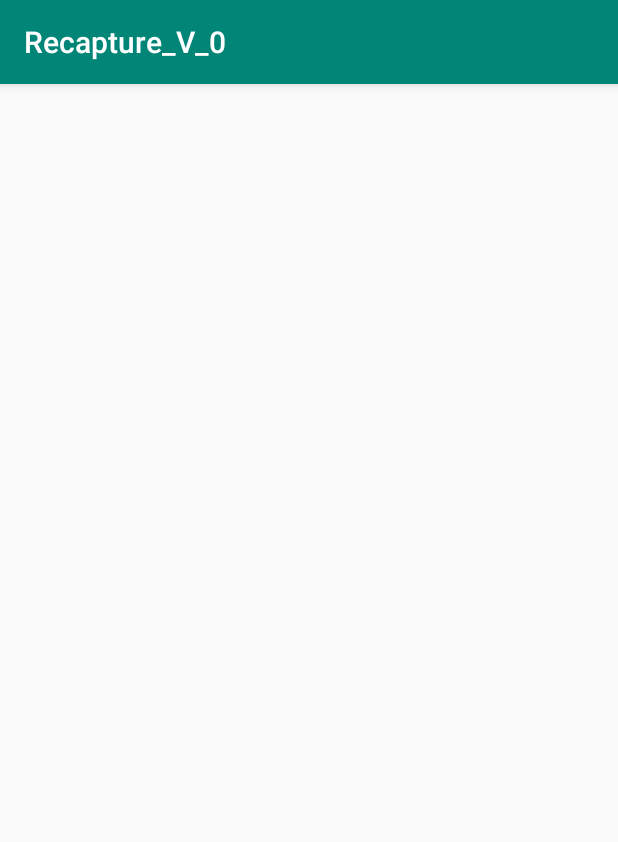
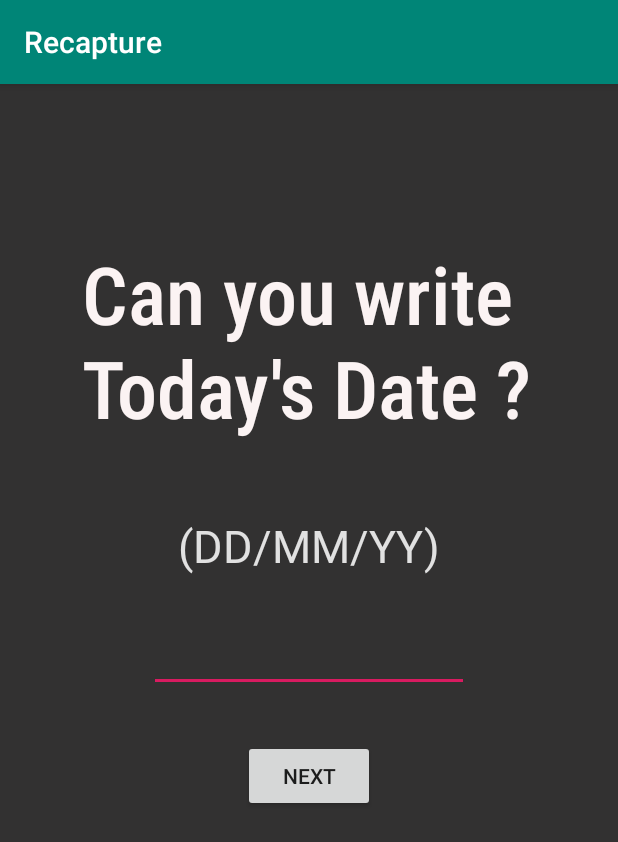
Before and after one commit to Bazifrasool/Recapture, an Android app: the Quiz_Page_1 screen opened directly, with no data from a screen before it, on a phone screen of 412 x 824 dp. Shown: the top 842 px of the screen. Run offline under Robolectric (Android 15) with nearby library versions, the phone set to English and light mode, and no system bars.

Commit message:
Added layout pg 2 __ Semantics Left

```diff
--- a/app/src/main/AndroidManifest.xml
+++ b/app/src/main/AndroidManifest.xml
@@ -9,7 +9,8 @@
         android:roundIcon="@mipmap/ic_launcher_round"
         android:supportsRtl="true"
         android:theme="@style/AppTheme">
-        <activity android:name=".Quiz_Page_1"></activity>
+        <activity android:name=".Quiz_Page_2"></activity>
+        <activity android:name=".Quiz_Page_1" />
         <activity android:name=".MainActivity">
             <intent-filter>
                 <action android:name="android.intent.action.MAIN" />
--- a/app/src/main/res/layout/activity_quiz__page_1.xml
+++ b/app/src/main/res/layout/activity_quiz__page_1.xml
@@ -4,6 +4,61 @@
     xmlns:tools="http://schemas.android.com/tools"
     android:layout_width="match_parent"
     android:layout_height="match_parent"
+    android:background="#E9201F1F"
     tools:context=".Quiz_Page_1">
 
+    <TextView
+        android:id="@+id/textView"
+        android:layout_width="367dp"
+        android:layout_height="175dp"
+        android:layout_marginStart="31dp"
+        android:layout_marginTop="104dp"
+        android:layout_marginEnd="31dp"
+        android:autoSizeMaxTextSize="100sp"
+        android:autoSizeMinTextSize="8sp"
+        android:autoSizeTextType="uniform"
+        android:fontFamily="sans-serif-condensed-medium"
+        android:paddingLeft="32dp"
+        android:paddingRight="32dp"
+        android:text="@string/Question_1"
+        android:textColor="#FAFFF7F7"
+        android:textIsSelectable="false"
+        app:layout_constraintEnd_toEndOf="parent"
+        app:layout_constraintStart_toStartOf="parent"
+        app:layout_constraintTop_toTopOf="parent" />
+
+    <EditText
+        android:id="@+id/editText2"
+        android:layout_width="wrap_content"
+        android:layout_height="wrap_content"
+        android:layout_marginTop="32dp"
+        android:ems="10"
+        android:gravity="start|top"
+        android:inputType="textMultiLine"
+        app:layout_constraintEnd_toEndOf="parent"
+        app:layout_constraintStart_toStartOf="parent"
+        app:layout_constraintTop_toBottomOf="@+id/textView2" />
+
+    <TextView
+        android:id="@+id/textView2"
+        android:layout_width="wrap_content"
+        android:layout_height="wrap_content"
+        android:layout_marginTop="8dp"
+        android:text="(DD/MM/YY)"
+        android:textColor="#DAFFFFFF"
+        android:textSize="30sp"
+        app:layout_constraintEnd_toEndOf="parent"
+        app:layout_constraintStart_toStartOf="parent"
+        app:layout_constraintTop_toBottomOf="@+id/textView" />
+
+    <Button
+        android:id="@+id/button"
+        android:layout_width="wrap_content"
+        android:layout_height="wrap_content"
+        android:layout_marginTop="32dp"
+        android:text="Next"
+        android:onClick="nextbutton"
+        app:layout_constraintEnd_toEndOf="parent"
+        app:layout_constraintStart_toStartOf="parent"
+        app:layout_constraintTop_toBottomOf="@+id/editText2" />
 </androidx.constraintlayout.widget.ConstraintLayout>
--- a/app/src/main/res/values/strings.xml
+++ b/app/src/main/res/values/strings.xml
@@ -1,3 +1,4 @@
 <resources>
-    <string name="app_name">Recapture_V_0</string>
+    <string name="app_name">Recapture</string>
+    <string name="Question_1">Can you write Today\'s Date ?</string>
 </resources>
```
Also changed, not shown: app/src/main/java/com/example/recapture_v_0/Quiz_Page_1.java (+14 -0 lines), app/src/main/java/com/example/recapture_v_0/Quiz_Page_2.java (added, +14 -0 lines), app/src/main/res/layout/activity_quiz__page_2.xml (added, +9 -0 lines).
